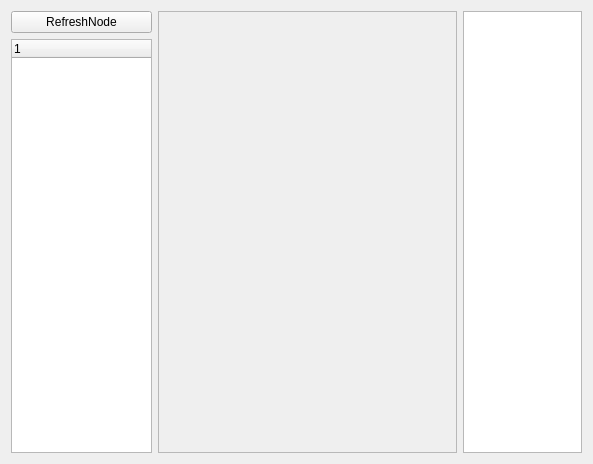
First picture: the form in src/demo_cpp_qt2/ui/widget.ui, repository nxhlonghun/ros2_demo2, before the edit.
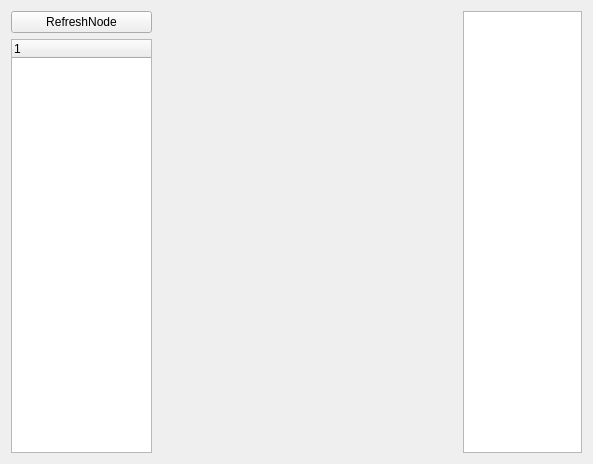
Second picture: the form after the edit.

Diff of the .ui file:
```diff
--- a/src/demo_cpp_qt2/ui/widget.ui
+++ b/src/demo_cpp_qt2/ui/widget.ui
@@ -40,17 +40,14 @@
       <layout class="QGridLayout" name="tableGridLayout"/>
      </item>
      <item row="1" column="0">
-      <layout class="QGridLayout" name="gridLayout_2" rowstretch="0" columnstretch="5,2,0">
+      <layout class="QGridLayout" name="gridLayout_2" rowstretch="0" columnstretch="5,2">
        <item row="0" column="1">
         <widget class="QPlainTextEdit" name="plainTextEdit"/>
        </item>
        <item row="0" column="0">
-        <widget class="QFrame" name="frame">
-         <property name="frameShape">
-          <enum>QFrame::Shape::StyledPanel</enum>
-         </property>
-         <property name="frameShadow">
-          <enum>QFrame::Shadow::Raised</enum>
+        <widget class="QLabel" name="mapLabel">
+         <property name="text">
+          <string/>
          </property>
         </widget>
        </item>
```
